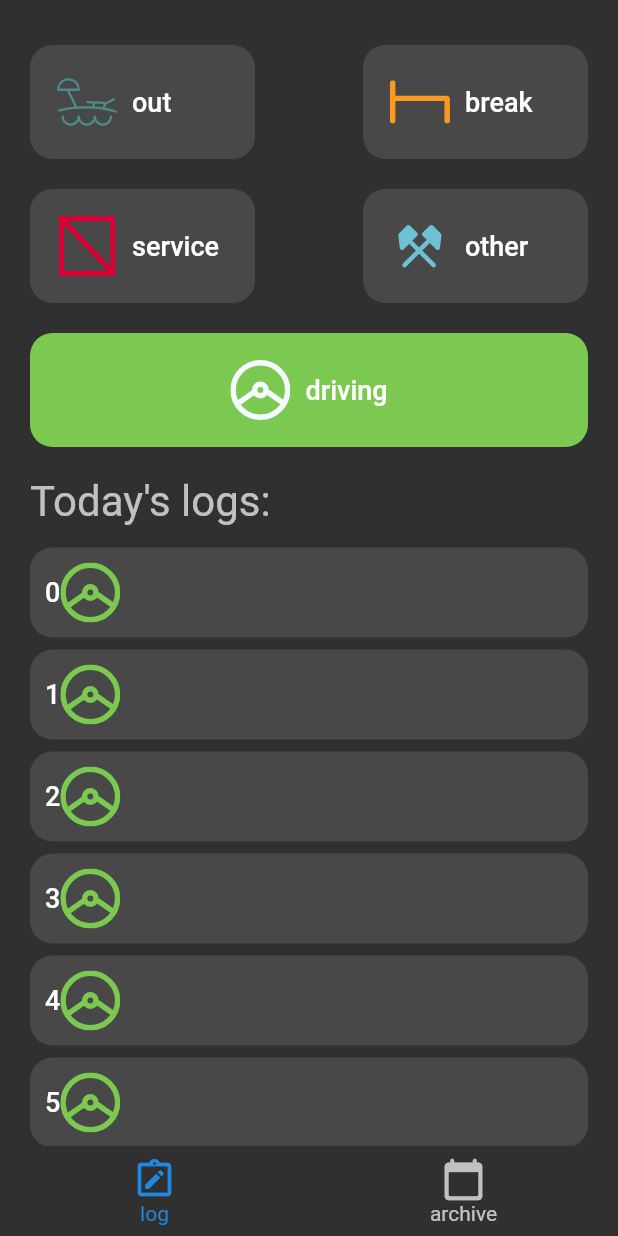
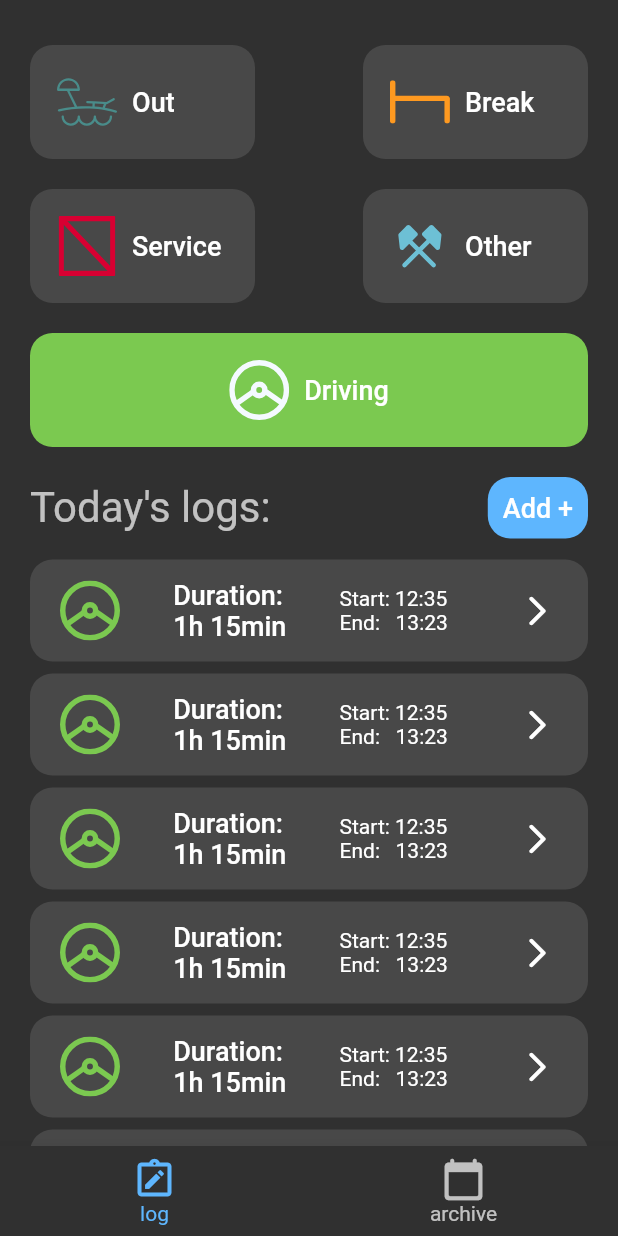
Before and after one commit to JTorkk/driving-time-logger, a Flutter app: the screen it shows after launch, on a phone screen of 412 x 824 dp. Run offline on Flutter 3.47's test engine with Material 2 defaults, Android fonts, the phone set to English and light mode, and no system bars; our stand-ins replace flutter_svg, table_calendar.

Commit message:
ui big ui elements are ready

```diff
--- a/driving_time_log/lib/driving_screen.dart
+++ b/driving_time_log/lib/driving_screen.dart
@@ -2,6 +2,8 @@ import 'package:driving_time_log/resources/assets.dart';
 import 'package:driving_time_log/resources/colors.dart';
 import 'package:driving_time_log/resources/maps_lists_enums.dart';
 import 'package:driving_time_log/resources/widgets/button_with_icon.dart';
+import 'package:driving_time_log/resources/widgets/current_days_logs.dart';
+import 'package:driving_time_log/resources/widgets/edit_details_dialog.dart';
 import 'package:driving_time_log/resources/widgets/svg_icon.dart';
 import 'package:flutter/material.dart';
 
@@ -25,8 +27,10 @@ class DrivingScreen extends StatelessWidget {
               child: Row(
                 mainAxisAlignment: MainAxisAlignment.spaceBetween,
                 children: [
+                  //TODO: only one button can be choosen at time if one is choosen and other one is pressed
+                  //it will create new log event
                   ButtonWithIcon(
-                    text: 'out',
+                    text: 'Out',
                     color: cyan,
                     icon: out,
                     onTap: () {
@@ -34,7 +38,7 @@ class DrivingScreen extends StatelessWidget {
                     },
                   ),
                   ButtonWithIcon(
-                    text: 'break',
+                    text: 'Break',
                     color: orange,
                     icon: sleepAndBreak,
                     onTap: () {
@@ -50,7 +54,7 @@ class DrivingScreen extends StatelessWidget {
                 mainAxisAlignment: MainAxisAlignment.spaceBetween,
                 children: [
                   ButtonWithIcon(
-                    text: 'service',
+                    text: 'Service',
                     color: red,
                     icon: service,
                     onTap: () {
@@ -58,7 +62,7 @@ class DrivingScreen extends StatelessWidget {
                     },
                   ),
                   ButtonWithIcon(
-                    text: 'other',
+                    text: 'Other',
                     color: blue,
                     icon: otherWork,
                     onTap: () {
@@ -71,7 +75,7 @@ class DrivingScreen extends StatelessWidget {
             Padding(
               padding: const EdgeInsets.symmetric(vertical: 10),
               child: ButtonWithIcon(
-                text: 'driving',
+                text: 'Driving',
                 color: green,
                 icon: driving,
                 center: true,
@@ -89,42 +93,28 @@ class DrivingScreen extends StatelessWidget {
                   "Today's logs:",
                   style: theme.headline2,
                 ),
-                //TODO: add button to add new log
-                //button here
-              ],
-            ),
-            const SizedBox(height: 10),
-            Expanded(
-              child: ListView.builder(
-                itemCount: 20,
-                itemBuilder: (context, position) {
-                  return Container(
-                    margin: const EdgeInsets.symmetric(vertical: 4),
+                GestureDetector(
+                  onTap: () {
+                    detailsDialog(context: context);
+                  },
+                  child: Container(
+                    padding: const EdgeInsets.all(10),
                     decoration: const BoxDecoration(
-                      color: accent,
+                      color: accentblue,
                       borderRadius: BorderRadius.all(
                         Radius.circular(15),
                       ),
                     ),
-                    child: Padding(
-                        padding: const EdgeInsets.all(10.0),
-                        child: Row(
-                          children: [
-                            Text(
-                              position.toString(),
-                              style: theme.bodyText1,
-                            ),
-                            SvgIcon(
-                              assetName: driving,
-                              size: 40,
-                              color: iconColors['driving'],
-                            )
-                          ],
-                        )),
-                  );
-                },
-              ),
+                    child: Text(
+                      'Add +',
+                      style: theme.bodyText1,
+                    ),
+                  ),
+                ),
+              ],
             ),
+            const SizedBox(height: 10),
+            const CurrentDayLogs(),
           ],
         ),
       ),
--- a/driving_time_log/lib/home_screen.dart
+++ b/driving_time_log/lib/home_screen.dart
@@ -1,3 +1,4 @@
+import 'package:driving_time_log/resources/colors.dart';
 import 'package:flutter/material.dart';
 
 import 'archive_screen.dart';
@@ -32,8 +33,6 @@ class _HomeScreenState extends State<HomeScreen> {
         children: _widgetOptions,
       ),
       bottomNavigationBar: BottomNavigationBar(
-        // showSelectedLabels: false,
-        // showUnselectedLabels: false,
         selectedFontSize: 14,
         unselectedFontSize: 14,
         iconSize: 30,
@@ -48,7 +47,7 @@ class _HomeScreenState extends State<HomeScreen> {
           ),
         ],
         currentIndex: _selectedIndex,
-        selectedItemColor: Colors.blue[600],
+        selectedItemColor: accentblue,
         onTap: _onItemTapped,
       ),
     );
--- a/driving_time_log/lib/resources/colors.dart
+++ b/driving_time_log/lib/resources/colors.dart
@@ -2,6 +2,7 @@ import 'package:flutter/material.dart';
 
 const bgColor = Color(0xFF333333);
 const accent = Color(0xFF484848);
+const accentblue = Color(0xFF5eb6fe);
 
 const blue = Color(0xFF6DC0D5);
 const green = Color(0xFF7BC950);
@@ -11,4 +12,3 @@ const white = Color(0xFFF4FAFF);
 const orange = Color(0xFFFE9920);
 // const  = Color(0xFF);
 // const  = Color(0xFF);
-// const  = Color(0xFF);
--- a/driving_time_log/lib/resources/maps_lists_enums.dart
+++ b/driving_time_log/lib/resources/maps_lists_enums.dart
@@ -21,7 +21,7 @@ List<String> iconNames = [
 ];
 
 //enums
-enum Icons {
+enum IconsAndNames {
   driving,
   otherWork,
   service,
--- a/driving_time_log/lib/resources/theme.dart
+++ b/driving_time_log/lib/resources/theme.dart
@@ -14,5 +14,6 @@ var darkTheme = ThemeData(
     headline1: TextStyle(fontSize: 36.0, fontWeight: FontWeight.bold),
     headline2: TextStyle(fontSize: 28.0),
     bodyText1: TextStyle(fontSize: 18.0),
+    bodyText2: TextStyle(fontSize: 14.0),
   ),
 );
--- a/driving_time_log/lib/resources/widgets/current_days_logs.dart
+++ b/driving_time_log/lib/resources/widgets/current_days_logs.dart
@@ -1 +1,69 @@
-//TODO: move the lsit view and its fuctionality to here
+import 'package:driving_time_log/resources/assets.dart';
+import 'package:driving_time_log/resources/colors.dart';
+import 'package:driving_time_log/resources/maps_Lists_enums.dart';
+import 'package:driving_time_log/resources/widgets/edit_details_dialog.dart';
+import 'package:driving_time_log/resources/widgets/svg_icon.dart';
+import 'package:flutter/material.dart';
+
+class CurrentDayLogs extends StatelessWidget {
+  //TODO: Take day as parameter and search for the logs of that day
+  const CurrentDayLogs({Key? key}) : super(key: key);
+
+  @override
+  Widget build(BuildContext context) {
+    return Expanded(
+      //TODO: move the list so that the bottomest one is the newest and all the older are above
+      child: ListView.builder(
+        itemCount: 10,
+        itemBuilder: (context, position) {
+          var theme = Theme.of(context).textTheme;
+
+          return Container(
+            margin: const EdgeInsets.symmetric(vertical: 4),
+            decoration: const BoxDecoration(
+              color: accent,
+              borderRadius: BorderRadius.all(
+                Radius.circular(15),
+              ),
+            ),
+            child: Padding(
+              padding: const EdgeInsets.fromLTRB(20, 10, 10, 10),
+              child: Row(
+                mainAxisAlignment: MainAxisAlignment.spaceBetween,
+                children: [
+                  SvgIcon(
+                    assetName: driving,
+                    size: 40,
+                    color: iconColors['driving'],
+                  ),
+                  Column(
+                    mainAxisAlignment: MainAxisAlignment.spaceEvenly,
+                    crossAxisAlignment: CrossAxisAlignment.start,
+                    children: [
+                      Text('Duration:', style: theme.bodyText1),
+                      Text('1h 15min', style: theme.bodyText1),
+                    ],
+                  ),
+                  Column(
+                    mainAxisAlignment: MainAxisAlignment.spaceEvenly,
+                    crossAxisAlignment: CrossAxisAlignment.start,
+                    children: [
+                      Text('Start: 12:35', style: theme.bodyText2),
+                      Text('End:   13:23', style: theme.bodyText2),
+                    ],
+                  ),
+                  IconButton(
+                    onPressed: () {
+                      detailsDialog(context: context);
+                    },
+                    icon: const Icon(Icons.arrow_forward_ios_rounded),
+                  ),
+                ],
+              ),
+            ),
+          );
+        },
+      ),
+    );
+  }
+}
--- a/driving_time_log/pubspec.yaml
+++ b/driving_time_log/pubspec.yaml
@@ -34,6 +34,7 @@ dependencies:
     sdk: flutter
   flutter_bloc: ^8.0.1
   flutter_svg: ^1.0.3
+  table_calendar: ^3.0.3
 
 dev_dependencies:
   flutter_launcher_icons: ^0.9.2
```
Also changed, not shown: driving_time_log/lib/archive_screen.dart (+49 -2 lines), driving_time_log/lib/resources/widgets/edit_details_dialog.dart (added, +250 -0 lines), driving_time_log/pubspec.lock.
